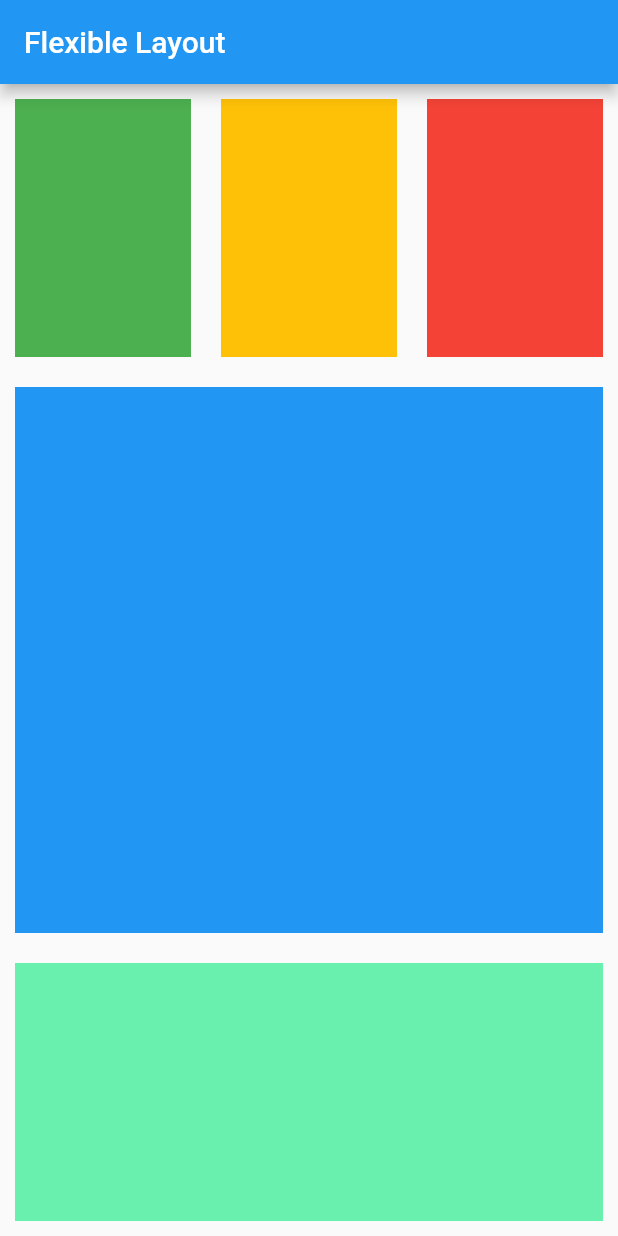
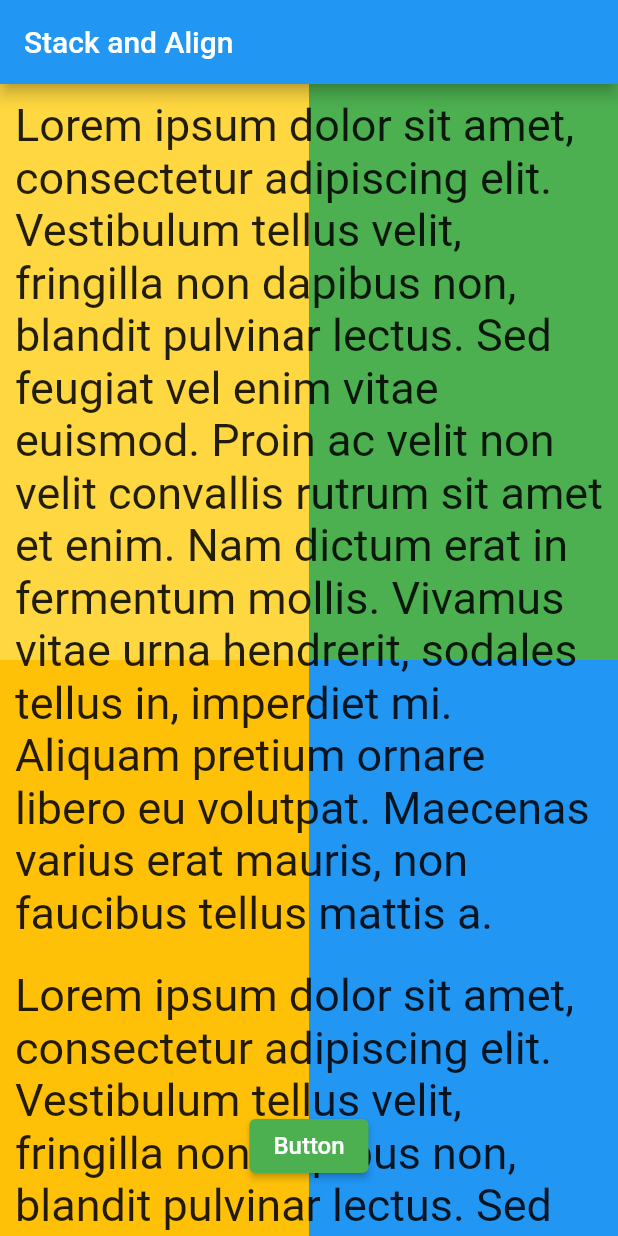
Before and after one commit to zeph1re/FlutterTutorial, a Flutter app: the screen it shows after launch, on a phone screen of 412 x 824 dp. Run offline on Flutter 3.47's test engine with Material 2 defaults, Android fonts, the phone set to English and light mode, and no system bars.

Commit message:
add stack and alignment

```diff
--- a/lib/main.dart
+++ b/lib/main.dart
@@ -1,4 +1,3 @@
-import 'dart:math';
 import 'package:flutter/material.dart';
 
 void main() {
@@ -13,46 +12,104 @@ class MyApp extends StatefulWidget {
 }
 
 class _MyAppState extends State<MyApp> {
-  Random random = Random();
+  String dummy =
+      "Lorem ipsum dolor sit amet, consectetur adipiscing elit. Vestibulum tellus velit, fringilla non dapibus non, blandit pulvinar lectus. Sed feugiat vel enim vitae euismod. Proin ac velit non velit convallis rutrum sit amet et enim. Nam dictum erat in fermentum mollis. Vivamus vitae urna hendrerit, sodales tellus in, imperdiet mi. Aliquam pretium ornare libero eu volutpat. Maecenas varius erat mauris, non faucibus tellus mattis a.";
 
   @override
   Widget build(BuildContext context) {
     return MaterialApp(
         home: Scaffold(
             appBar: AppBar(
-              title: const Text("Flexible Layout"),
+              title: const Text("Stack and Align"),
             ),
-            body: Column(
+            body: Stack(
+              children: [
+                // Background
+                Column(
                   children: [
                     Flexible(
                         flex: 1,
-                  child: Row(children: [
+                        child: Row(
+                          children: [
                             Flexible(
                               flex: 1,
                               child: Container(
-                            margin: const EdgeInsets.all(10),
-                            color: Colors.green)),
+                                color: Colors.amberAccent,
+                              ),
+                            ),
                             Flexible(
                               flex: 1,
                               child: Container(
-                            margin: const EdgeInsets.all(10),
-                            color: Colors.amber)),
+                                color: Colors.green,
+                              ),
+                            )
+                          ],
+                        )),
+                    Flexible(
+                        flex: 1,
+                        child: Row(
+                          children: [
                             Flexible(
                               flex: 1,
                               child: Container(
-                            margin: const EdgeInsets.all(10),
-                            color: Colors.red)),
-                  ]),
+                                color: Colors.amber,
                               ),
-                Flexible(
-                    flex: 2,
-                    child: Container(
-                        margin: const EdgeInsets.all(10), color: Colors.blue)),
+                            ),
                             Flexible(
                               flex: 1,
                               child: Container(
+                                color: Colors.blue,
+                              ),
+                            )
+                          ],
+                        ))
+                  ],
+                ),
+                // listview
+
+                ListView(
+                  children: [
+                    Column(
+                      children: [
+                        Container(
                           margin: const EdgeInsets.all(10),
-                        color: Colors.greenAccent)),
+                          child: Text(
+                            dummy,
+                            style: const TextStyle(fontSize: 30),
+                          ),
+                        ),
+                        Container(
+                          margin: const EdgeInsets.all(10),
+                          child: Text(
+                            dummy,
+                            style: const TextStyle(fontSize: 30),
+                          ),
+                        ),
+                        Container(
+                          margin: const EdgeInsets.all(10),
+                          child: Text(
+                            dummy,
+                            style: const TextStyle(fontSize: 30),
+                          ),
+                        )
+                      ],
+                    )
+                  ],
+                ),
+                // button tengah bawah
+                Align(
+                  alignment: const Alignment(0, 0.90),
+                  child: ElevatedButton(
+                      onPressed: () {},
+                      style: TextButton.styleFrom(
+                        foregroundColor: Colors.white,
+                        backgroundColor: Colors.green,
+                      ),
+                      child: const Text(
+                        "Button",
+                        style: TextStyle(fontSize: 16),
+                      )),
+                )
               ],
             )));
   }
```
Lines whose indentation alone changed are shown as unchanged.
